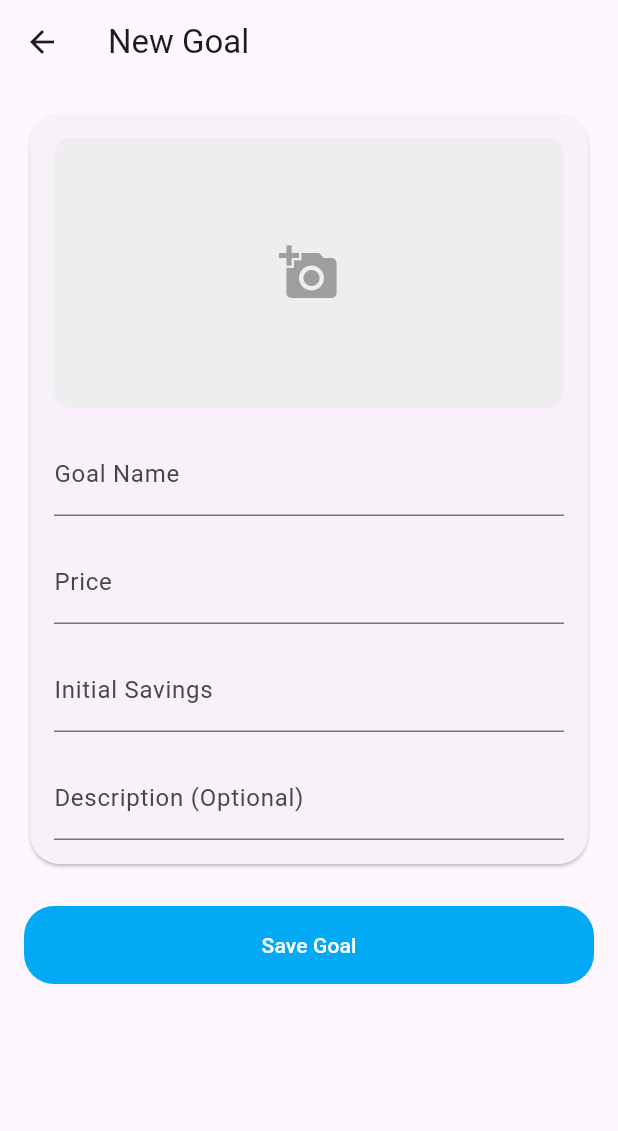
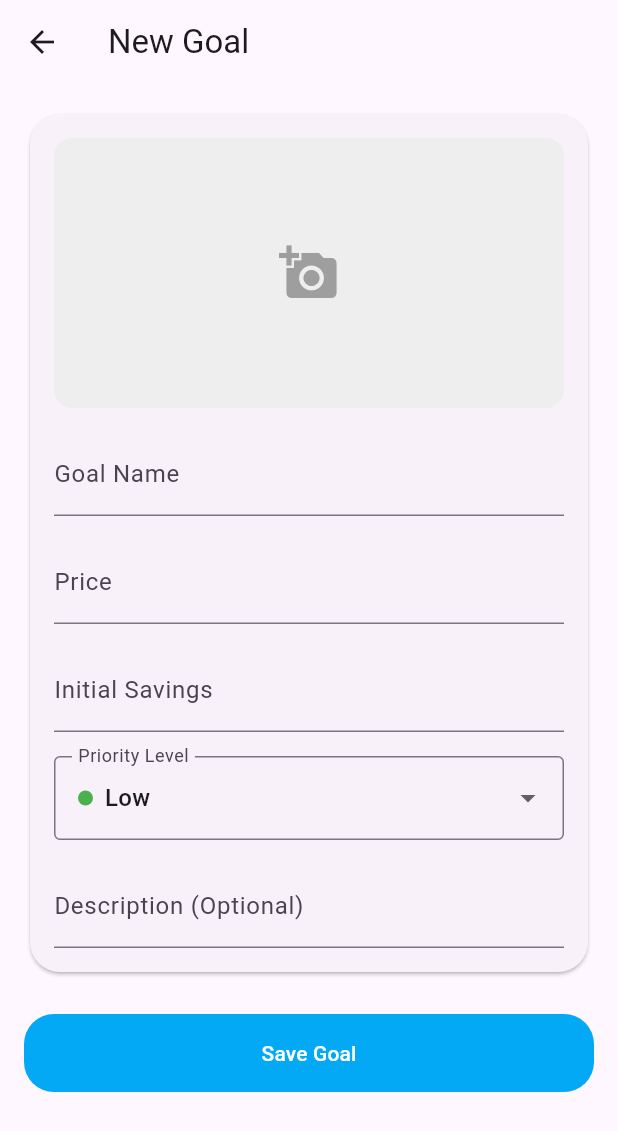
Before and after one commit to lightdarkmaster/Fundit, a Flutter app: the AddGoalPage screen opened directly, on a phone screen of 412 x 824 dp. Shown: the top 1131 px of the screen. Run offline on Flutter 3.47's test engine with Material 3 defaults, Android fonts, the phone set to English and light mode, and no system bars; our stand-ins replace fl_chart, image_picker, sqflite; accounts and stored records are empty.

Commit message:
Added Priority Tagging

```diff
--- a/fundit/lib/db/db_helper.dart
+++ b/fundit/lib/db/db_helper.dart
@@ -33,7 +33,8 @@ class DBHelper {
             saved REAL NOT NULL,
             imagePath TEXT,
             createdAt TEXT,
-            description TEXT
+            description TEXT,
+            priority TEXT
           )
         ''');
       },
--- a/fundit/lib/models/goal_model.dart
+++ b/fundit/lib/models/goal_model.dart
@@ -6,6 +6,7 @@ class Goal {
   final String? imagePath;
   final DateTime? createdAt;
   final String? description;
+  final String? priority;
 
   Goal({
     this.id,
@@ -15,6 +16,7 @@ class Goal {
     this.imagePath,
     this.createdAt,
     this.description,
+    this.priority,
   });
 
   Map<String, dynamic> toMap() => {
@@ -25,6 +27,7 @@ class Goal {
     'imagePath': imagePath,
     'createdAt': createdAt?.toIso8601String(),
     'description': description,
+    'priority': priority,
   };
 
   factory Goal.fromMap(Map<String, dynamic> map) => Goal(
@@ -37,6 +40,7 @@ class Goal {
         ? DateTime.parse(map['createdAt'])
         : null,
     description: map['description'],
+    priority: map['priority'] ?? 'Low',
   );
 
   double get remaining => price - saved;
--- a/fundit/lib/pages/add_goal_page.dart
+++ b/fundit/lib/pages/add_goal_page.dart
@@ -1,5 +1,6 @@
 import 'dart:io';
 import 'package:flutter/material.dart';
+import 'package:fundit/utils/priority_utils.dart';
 import 'package:image_picker/image_picker.dart';
 import 'package:fundit/db/db_helper.dart';
 import 'package:fundit/models/goal_model.dart';
@@ -28,6 +29,8 @@ class _AddGoalPageState extends State<AddGoalPage> {
     'MMMM d, y (EEEE, hh:mma)',
   ).format(DateTime.now()).toLowerCase();
   final descriptionController = TextEditingController();
+  String selectedPriority = 'Low';
+  final List<String> priorities = ['Low', 'Medium', 'High'];
 
   @override
   void initState() {
@@ -42,6 +45,7 @@ class _AddGoalPageState extends State<AddGoalPage> {
         imageFile = File(widget.goal!.imagePath!);
       }
       descriptionController.text = widget.goal!.description ?? '';
+      selectedPriority = widget.goal!.priority ?? 'Low';
     }
   }
 
@@ -127,6 +131,39 @@ class _AddGoalPageState extends State<AddGoalPage> {
                         ),
                       ),
                       const SizedBox(height: 16),
+
+                      DropdownButtonFormField<String>(
+                        value: selectedPriority,
+                        decoration: const InputDecoration(
+                          labelText: 'Priority Level',
+                          border: OutlineInputBorder(),
+                        ),
+                        items: priorities.map((priority) {
+                          return DropdownMenuItem(
+                            value: priority,
+                            child: Row(
+                              children: [
+                                Container(
+                                  width: 10,
+                                  height: 10,
+                                  margin: const EdgeInsets.only(right: 8),
+                                  decoration: BoxDecoration(
+                                    color: getPriorityColor(priority),
+                                    shape: BoxShape.circle,
+                                  ),
+                                ),
+                                Text(priority),
+                              ],
+                            ),
+                          );
+                        }).toList(),
+                        onChanged: (value) {
+                          setState(() {
+                            selectedPriority = value!;
+                          });
+                        },
+                      ),
+                      const SizedBox(height: 16),
                       TextField(
                         controller: descriptionController,
                         decoration: const InputDecoration(
@@ -170,6 +207,7 @@ class _AddGoalPageState extends State<AddGoalPage> {
                       description: descriptionController.text.isNotEmpty
                           ? descriptionController.text
                           : null,
+                      priority: selectedPriority,
                     );
 
                     if (isEditing) {
--- /dev/null
+++ b/fundit/lib/utils/priority_utils.dart
@@ -0,0 +1,16 @@
+import 'dart:ui';
+
+import 'package:flutter/material.dart';
+
+Color getPriorityColor(String priority) {
+  switch (priority) {
+    case 'High':
+      return Colors.red;
+    case 'Medium':
+      return Colors.orange;
+    case 'Low':
+      return Colors.green;
+    default:
+      return Colors.grey;
+  }
+}
```
Also changed, not shown: fundit/lib/pages/dashboard.dart (+19 -0 lines), fundit/lib/pages/goal_detail_page.dart (+43 -4 lines), fundit/lib/pages/homescreen.dart (+52 -9 lines).
